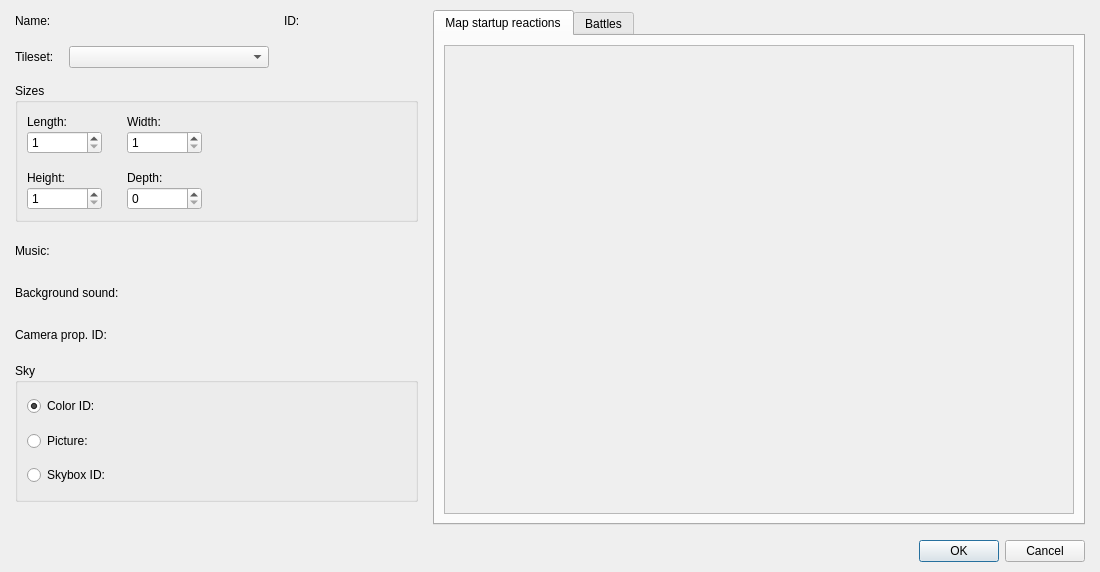
RPG-Paper-Maker/RPG-Paper-Maker, file Editor/Dialogs/dialogmapproperties.ui: the form before one commit.
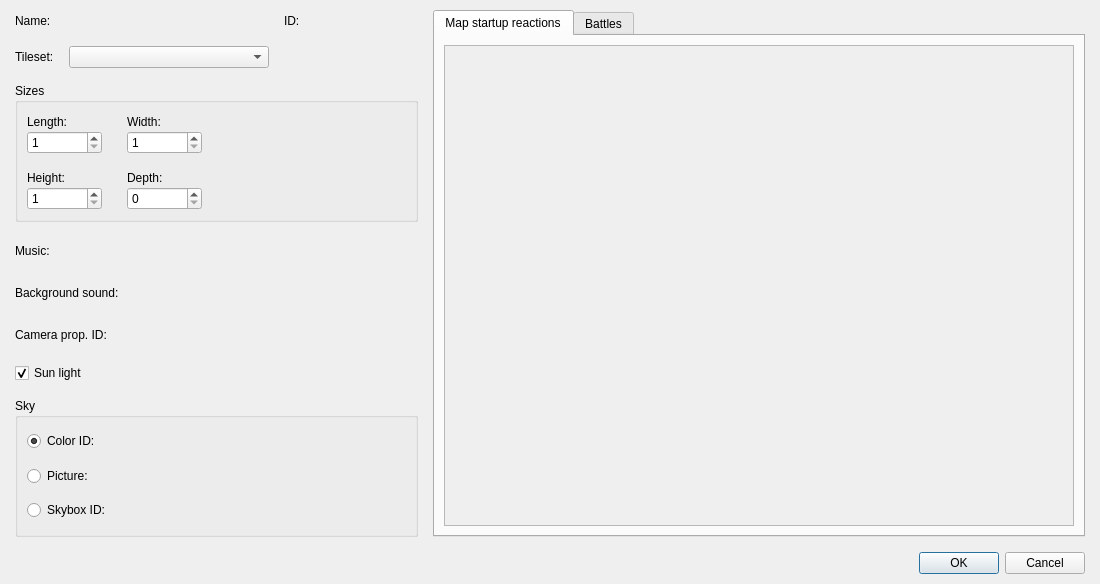
The form after the commit. Custom widgets are drawn as their Qt base class.

Commit message: Sun light (in game only)

```diff
--- a/Editor/Dialogs/dialogmapproperties.ui
+++ b/Editor/Dialogs/dialogmapproperties.ui
@@ -7,7 +7,7 @@
     <x>0</x>
     <y>0</y>
     <width>1100</width>
-    <height>572</height>
+    <height>581</height>
    </rect>
   </property>
   <property name="windowTitle">
@@ -368,6 +368,29 @@
              </property>
             </widget>
            </item>
+           <item row="0" column="2" rowspan="3">
+            <spacer name="horizontalSpacer_6">
+             <property name="orientation">
+              <enum>Qt::Horizontal</enum>
+             </property>
+             <property name="sizeHint" stdset="0">
+              <size>
+               <width>0</width>
+               <height>88</height>
+              </size>
+             </property>
+            </spacer>
+           </item>
+           <item row="3" column="0">
+            <widget class="QCheckBox" name="checkBoxSunLight">
+             <property name="text">
+              <string>Sun light</string>
+             </property>
+             <property name="checked">
+              <bool>true</bool>
+             </property>
+            </widget>
+           </item>
           </layout>
          </item>
          <item>
@@ -531,7 +554,7 @@
                 <x>0</x>
                 <y>0</y>
                 <width>610</width>
-                <height>457</height>
+                <height>466</height>
                </rect>
               </property>
               <layout class="QGridLayout" name="gridLayout_9">
```
Left out of the diff: 39 changed lines with no effect on the pictures. The commit also changes 5 other files.
